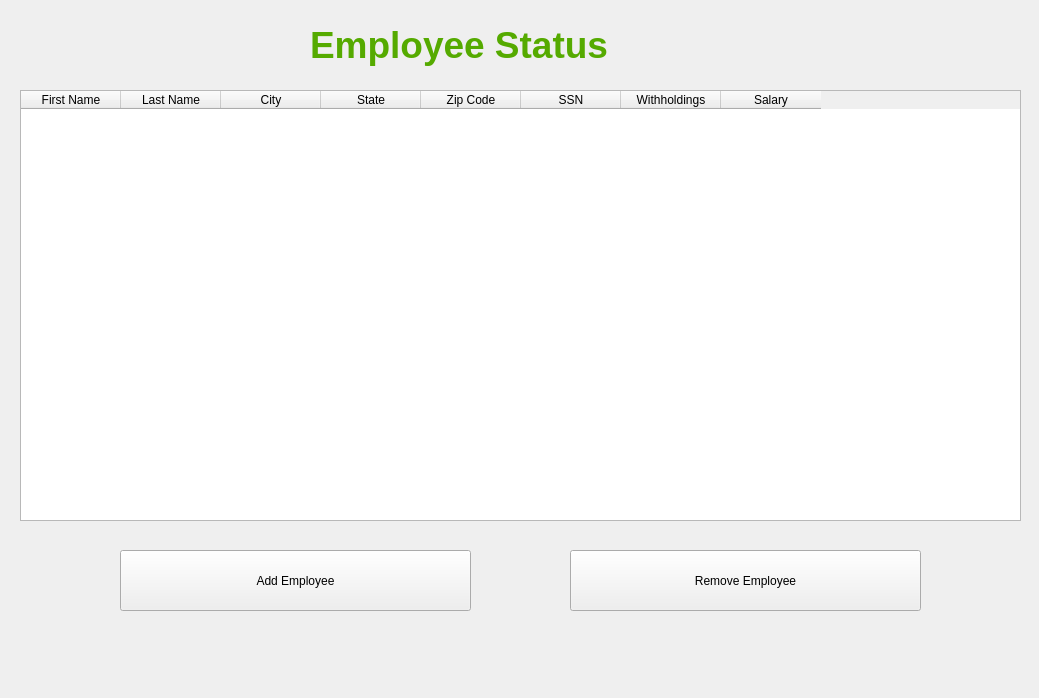
Qt form financial_management_system/templates/employee_management.ui (neileo555/Neileo555_School) before a commit.
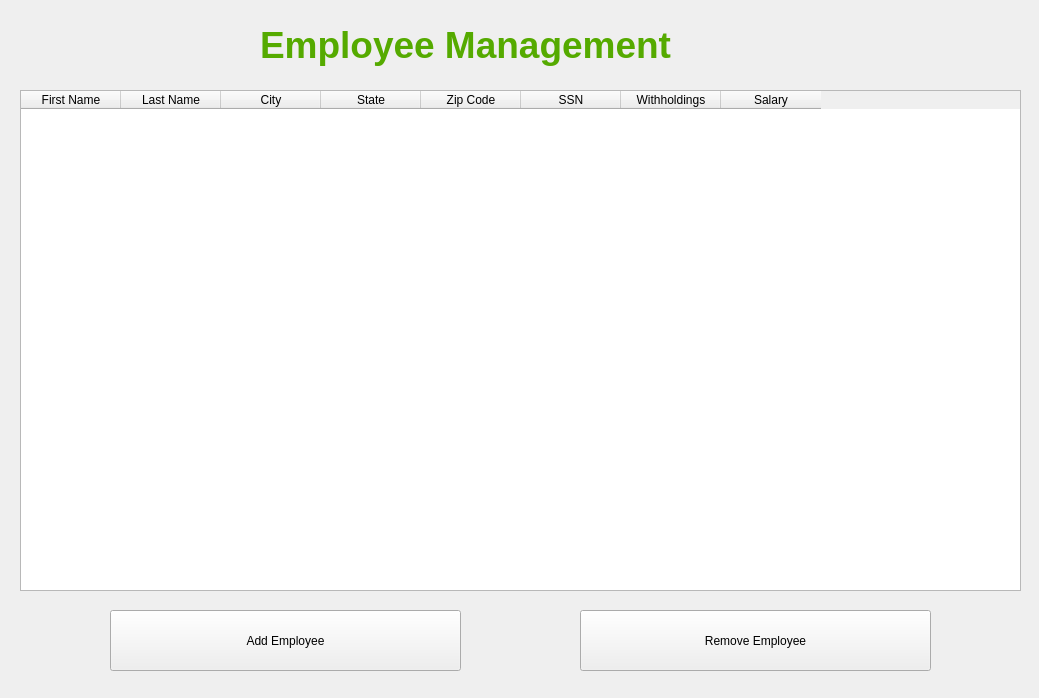
The same form after that commit.

Commit message: Add employee workflow success

What changed in the file:
```diff
--- a/financial_management_system/templates/employee_management.ui
+++ b/financial_management_system/templates/employee_management.ui
@@ -16,14 +16,14 @@
   <widget class="QLabel" name="label">
    <property name="geometry">
     <rect>
-     <x>310</x>
+     <x>260</x>
      <y>0</y>
-     <width>401</width>
+     <width>501</width>
      <height>91</height>
     </rect>
    </property>
    <property name="text">
-    <string>&lt;html&gt;&lt;head/&gt;&lt;body&gt;&lt;p&gt;&lt;span style=&quot; font-size:28pt; font-weight:600; color:#55aa00;&quot;&gt;Employee Status&lt;/span&gt;&lt;/p&gt;&lt;/body&gt;&lt;/html&gt;</string>
+    <string>&lt;html&gt;&lt;head/&gt;&lt;body&gt;&lt;p&gt;&lt;span style=&quot; font-size:28pt; font-weight:600; color:#55aa00;&quot;&gt;Employee Management&lt;/span&gt;&lt;/p&gt;&lt;/body&gt;&lt;/html&gt;</string>
    </property>
   </widget>
   <widget class="QTableWidget" name="employeeTable">
@@ -32,7 +32,7 @@
      <x>20</x>
      <y>90</y>
      <width>1001</width>
-     <height>431</height>
+     <height>501</height>
     </rect>
    </property>
    <column>
@@ -79,8 +79,8 @@
   <widget class="QPushButton" name="addEmployee">
    <property name="geometry">
     <rect>
-     <x>120</x>
-     <y>550</y>
+     <x>110</x>
+     <y>610</y>
      <width>351</width>
      <height>61</height>
     </rect>
@@ -92,8 +92,8 @@
   <widget class="QPushButton" name="remEmployee">
    <property name="geometry">
     <rect>
-     <x>570</x>
-     <y>550</y>
+     <x>580</x>
+     <y>610</y>
      <width>351</width>
      <height>61</height>
     </rect>
```
Left out of the diff: 6 changed lines with no effect on the pictures. The commit also changes 11 other files.
